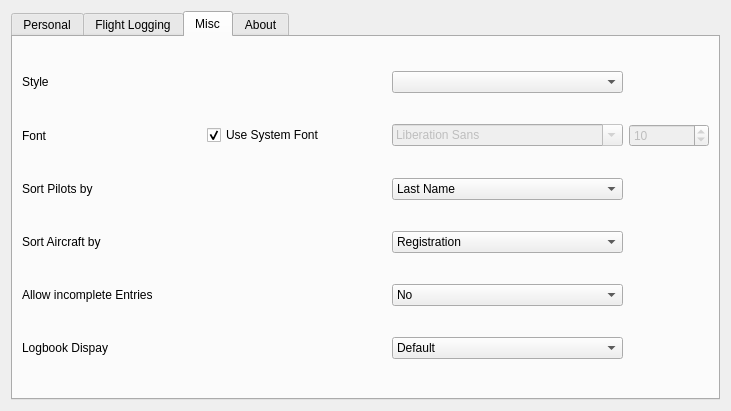
Above: src/gui/widgets/settingswidget.ui from fiffty-50/openPilotLog before the change. Below: the same form after it.
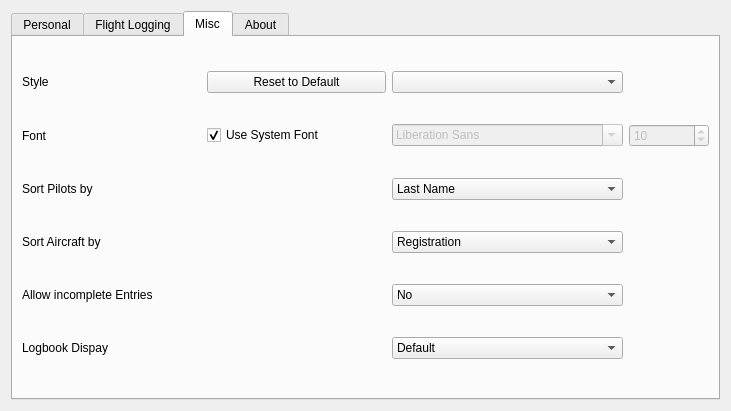
That is the form after the change.

Commit message:
Added a reset button for styles
Added a button to reset custom style and font choices to defaults.

Diff of the .ui file:
```diff
--- a/src/gui/widgets/settingswidget.ui
+++ b/src/gui/widgets/settingswidget.ui
@@ -375,6 +375,13 @@
          </property>
         </widget>
        </item>
+       <item row="0" column="1">
+        <widget class="QPushButton" name="resetStylePushButton">
+         <property name="text">
+          <string>Reset to Default</string>
+         </property>
+        </widget>
+       </item>
        <item row="0" column="2">
         <widget class="QComboBox" name="styleComboBox"/>
        </item>
@@ -506,7 +513,7 @@
          </item>
         </widget>
        </item>
-       <item row="4" column="0" colspan="2">
+       <item row="4" column="0">
         <widget class="QLabel" name="acAllowIncompleteLabel">
          <property name="sizePolicy">
           <sizepolicy hsizetype="Minimum" vsizetype="Minimum">
```
Left out of the diff: 2 changed lines with no effect on the pictures. The commit also changes 2 other files.
